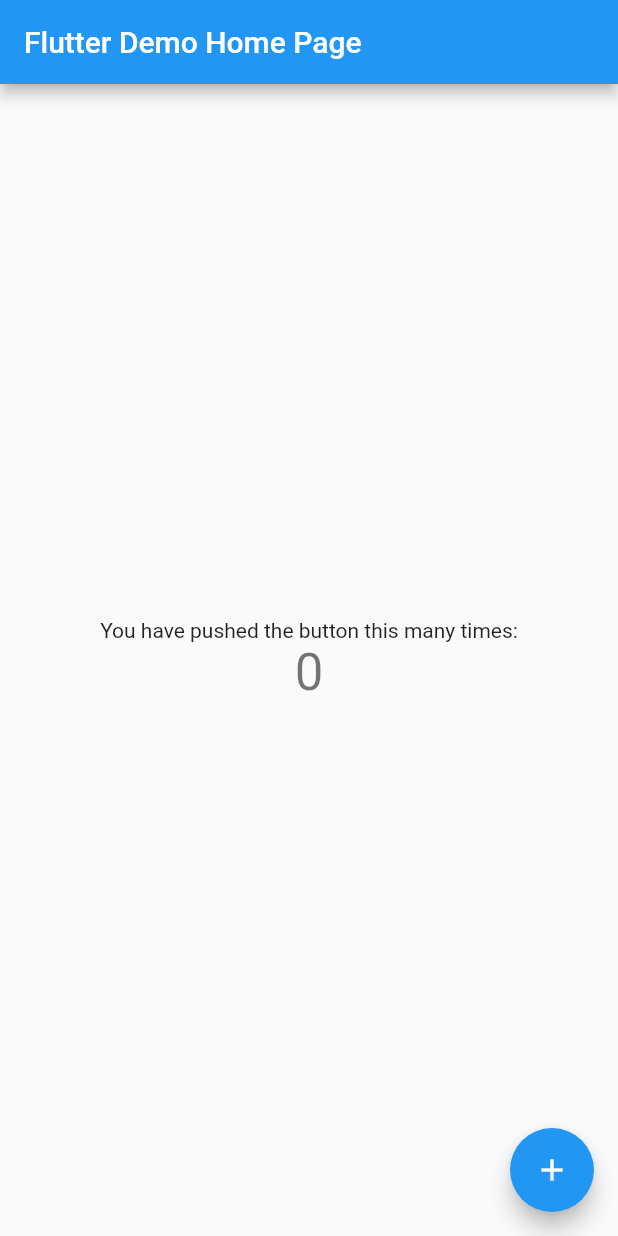
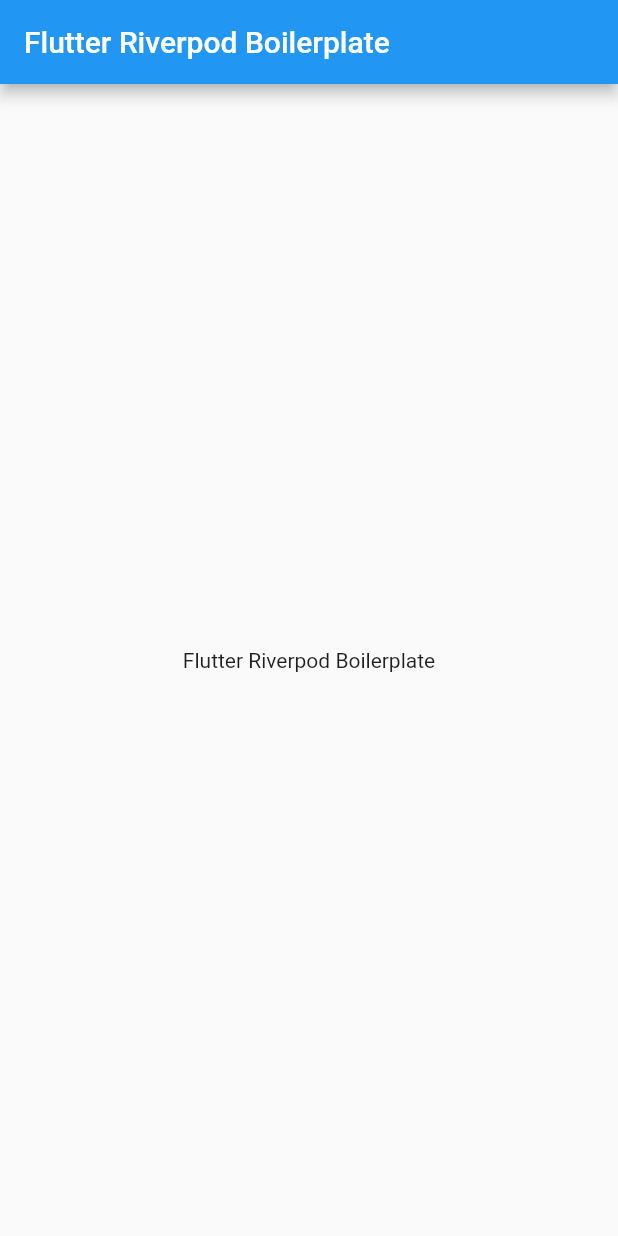
Before and after one commit to eingress/flutter-riverpod-boilerplate, a Flutter app: the screen it shows after launch, on a phone screen of 412 x 824 dp. Run offline on Flutter 3.47's test engine with Material 2 defaults, Android fonts, the phone set to English and light mode, and no system bars; our stand-ins replace flutter_hooks, hooks_riverpod.

Commit message:
Add Riverpod

```diff
--- a/lib/main.dart
+++ b/lib/main.dart
@@ -1,113 +1,33 @@
 import 'package:flutter/material.dart';
+import 'package:flutter_hooks/flutter_hooks.dart';
+import 'package:hooks_riverpod/hooks_riverpod.dart';
+
+final appNameProvider = Provider((_) => "Flutter Riverpod Boilerplate");
 
 void main() {
-  runApp(MyApp());
+  runApp(
+    ProviderScope(
+      child: App(),
+    ),
+  );
 }
 
-class MyApp extends StatelessWidget {
-  // This widget is the root of your application.
+//
+
+class App extends HookWidget {
   @override
   Widget build(BuildContext context) {
+    final String value = useProvider(appNameProvider);
+
     return MaterialApp(
-      title: 'Flutter Demo',
-      theme: ThemeData(
-        // This is the theme of your application.
-        //
-        // Try running your application with "flutter run". You'll see the
-        // application has a blue toolbar. Then, without quitting the app, try
-        // changing the primarySwatch below to Colors.green and then invoke
-        // "hot reload" (press "r" in the console where you ran "flutter run",
-        // or simply save your changes to "hot reload" in a Flutter IDE).
-        // Notice that the counter didn't reset back to zero; the application
-        // is not restarted.
-        primarySwatch: Colors.blue,
+      home: Scaffold(
+        appBar: AppBar(
+          title: Text(value),
+        ),
+        body: Center(
+          child: Text(value),
+        ),
       ),
-      home: MyHomePage(title: 'Flutter Demo Home Page'),
     );
   }
 }
-
-class MyHomePage extends StatefulWidget {
-  MyHomePage({Key? key, required this.title}) : super(key: key);
-
-  // This widget is the home page of your application. It is stateful, meaning
-  // that it has a State object (defined below) that contains fields that affect
-  // how it looks.
-
-  // This class is the configuration for the state. It holds the values (in this
-  // case the title) provided by the parent (in this case the App widget) and
-  // used by the build method of the State. Fields in a Widget subclass are
-  // always marked "final".
-
-  final String title;
-
-  @override
-  _MyHomePageState createState() => _MyHomePageState();
-}
-
-class _MyHomePageState extends State<MyHomePage> {
-  int _counter = 0;
-
-  void _incrementCounter() {
-    setState(() {
-      // This call to setState tells the Flutter framework that something has
-      // changed in this State, which causes it to rerun the build method below
-      // so that the display can reflect the updated values. If we changed
-      // _counter without calling setState(), then the build method would not be
-      // called again, and so nothing would appear to happen.
-      _counter++;
-    });
-  }
-
-  @override
-  Widget build(BuildContext context) {
-    // This method is rerun every time setState is called, for instance as done
-    // by the _incrementCounter method above.
-    //
-    // The Flutter framework has been optimized to make rerunning build methods
-    // fast, so that you can just rebuild anything that needs updating rather
-    // than having to individually change instances of widgets.
-    return Scaffold(
-      appBar: AppBar(
-        // Here we take the value from the MyHomePage object that was created by
-        // the App.build method, and use it to set our appbar title.
-        title: Text(widget.title),
-      ),
-      body: Center(
-        // Center is a layout widget. It takes a single child and positions it
-        // in the middle of the parent.
-        child: Column(
-          // Column is also a layout widget. It takes a list of children and
-          // arranges them vertically. By default, it sizes itself to fit its
-          // children horizontally, and tries to be as tall as its parent.
-          //
-          // Invoke "debug painting" (press "p" in the console, choose the
-          // "Toggle Debug Paint" action from the Flutter Inspector in Android
-          // Studio, or the "Toggle Debug Paint" command in Visual Studio Code)
-          // to see the wireframe for each widget.
-          //
-          // Column has various properties to control how it sizes itself and
-          // how it positions its children. Here we use mainAxisAlignment to
-          // center the children vertically; the main axis here is the vertical
-          // axis because Columns are vertical (the cross axis would be
-          // horizontal).
-          mainAxisAlignment: MainAxisAlignment.center,
-          children: <Widget>[
-            Text(
-              'You have pushed the button this many times:',
-            ),
-            Text(
-              '$_counter',
-              style: Theme.of(context).textTheme.headline4,
-            ),
-          ],
-        ),
-      ),
-      floatingActionButton: FloatingActionButton(
-        onPressed: _incrementCounter,
-        tooltip: 'Increment',
-        child: Icon(Icons.add),
-      ), // This trailing comma makes auto-formatting nicer for build methods.
-    );
-  }
-}
--- a/pubspec.yaml
+++ b/pubspec.yaml
@@ -1,5 +1,5 @@
 name: flutter_riverpod_boilerplate
-description: A new Flutter project.
+description: A Flutter Riverpod Boilerplate.
 
 # The following line prevents the package from being accidentally published to
 # pub.dev using `pub publish`. This is preferred for private packages.
@@ -28,6 +28,9 @@ dependencies:
   # The following adds the Cupertino Icons font to your application.
   # Use with the CupertinoIcons class for iOS style icons.
   cupertino_icons: ^1.0.2
+
+  flutter_hooks: ^0.17.0
+  hooks_riverpod: ^0.14.0
 
 dev_dependencies:
   flutter_test:
```
Also changed, not shown: pubspec.lock, 1 other file.
